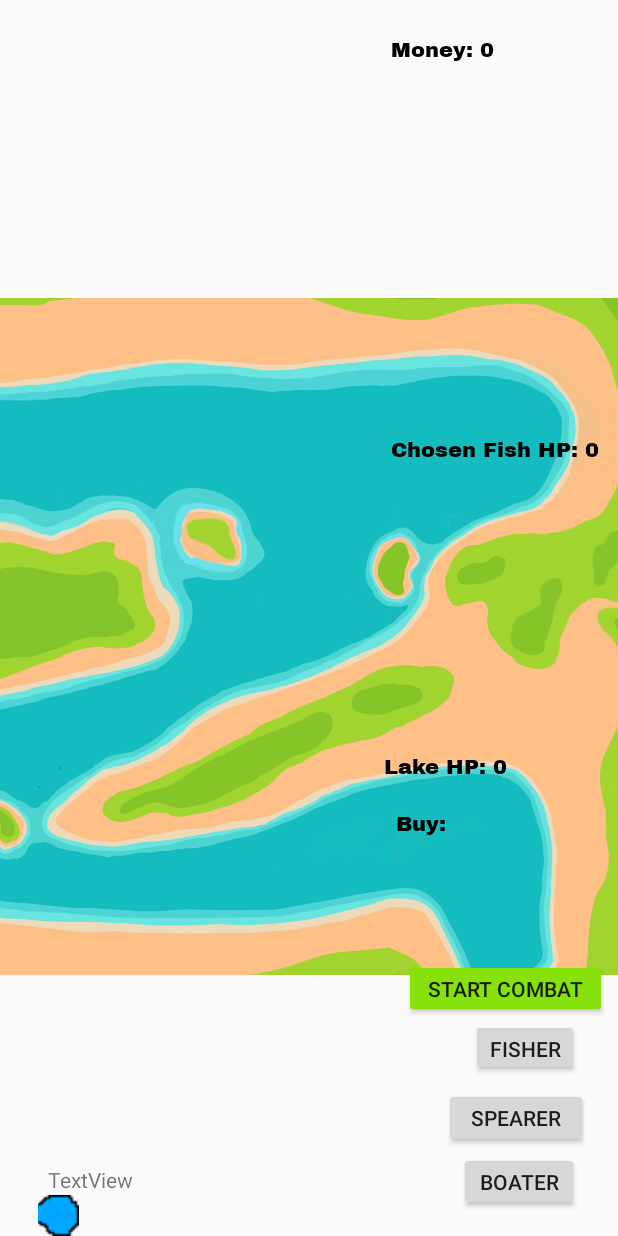
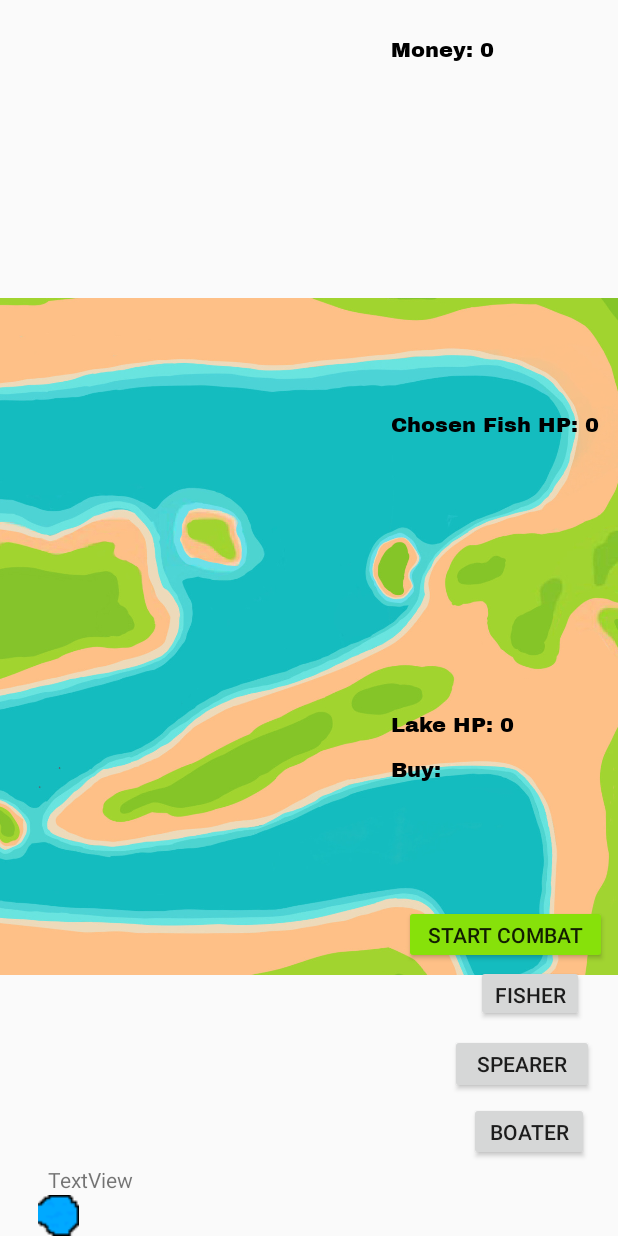
Before and after one commit to amalchaudry/CS2340-Project, an Android app: the FirstMapActivity screen opened directly, with no data from a screen before it, on a phone screen of 412 x 824 dp. Run offline under Robolectric (Android 15) with nearby library versions, the phone set to English and light mode, and no system bars; Roboto replaces fonts that are not available here; 4 statements that could not run were skipped.

Commit message:
swati design changes w charlie's button upgrade

```diff
--- a/ODam/app/src/main/res/layout/activity_first_map.xml
+++ b/ODam/app/src/main/res/layout/activity_first_map.xml
@@ -32,7 +32,7 @@
         android:id="@+id/fisherButton"
         android:layout_width="72dp"
         android:layout_height="38dp"
-        android:layout_marginStart="8dp"
+        android:layout_marginStart="50dp"
         android:layout_marginTop="52dp"
         android:text="Fisher"
         app:layout_constraintEnd_toEndOf="parent"
@@ -57,11 +57,11 @@
         android:id="@+id/Spearman"
         android:layout_width="96dp"
         android:layout_height="40dp"
-        android:layout_marginStart="8dp"
+        android:layout_marginStart="50dp"
         android:layout_marginTop="8dp"
         android:text="Spearer"
         app:layout_constraintEnd_toEndOf="parent"
-        app:layout_constraintHorizontal_bias="0.935"
+        app:layout_constraintHorizontal_bias="0.939"
         app:layout_constraintStart_toStartOf="parent"
         app:layout_constraintTop_toBottomOf="@+id/fisherButton" />
 
@@ -69,33 +69,33 @@
         android:id="@+id/Boatman"
         android:layout_width="80dp"
         android:layout_height="39dp"
-        android:layout_marginStart="8dp"
+        android:layout_marginStart="50dp"
         android:layout_marginTop="3dp"
         android:layout_marginBottom="32dp"
         android:text="Boater"
         app:layout_constraintBottom_toBottomOf="parent"
         app:layout_constraintEnd_toEndOf="parent"
-        app:layout_constraintHorizontal_bias="0.92"
+        app:layout_constraintHorizontal_bias="0.931"
         app:layout_constraintStart_toStartOf="parent"
         app:layout_constraintTop_toBottomOf="@+id/Spearman"
-        app:layout_constraintVertical_bias="0.083" />
+        app:layout_constraintVertical_bias="0.095" />
 
     <Button
         android:id="@+id/upgradeButton"
-        android:layout_width="109dp"
-        android:layout_height="34dp"
-        android:layout_marginEnd="28dp"
+        android:layout_width="107dp"
+        android:layout_height="37dp"
+        android:layout_marginEnd="26dp"
         android:backgroundTint="#FF7F1F"
         android:text="UPGRADE"
         app:layout_constraintEnd_toEndOf="parent"
-        tools:layout_editor_absoluteY="361dp" />
+        tools:layout_editor_absoluteY="398dp" />
 
     <TextView
         android:id="@+id/lakeHealthText"
         android:layout_width="92dp"
         android:layout_height="22dp"
-        android:layout_marginEnd="64dp"
-        android:layout_marginBottom="300dp"
+        android:layout_marginEnd="59dp"
+        android:layout_marginBottom="328dp"
         android:fontFamily="@font/archivo_black"
         android:text="Lake HP: 0"
         android:textAlignment="textStart"
@@ -136,8 +136,8 @@
         android:id="@+id/towerInfo"
         android:layout_width="124dp"
         android:layout_height="87dp"
-        android:layout_marginTop="16dp"
-        android:layout_marginEnd="24dp"
+        android:layout_marginTop="8dp"
+        android:layout_marginEnd="27dp"
         android:fontFamily="@font/archivo_black"
         android:text="Buy:"
         android:textAlignment="textStart"
```
